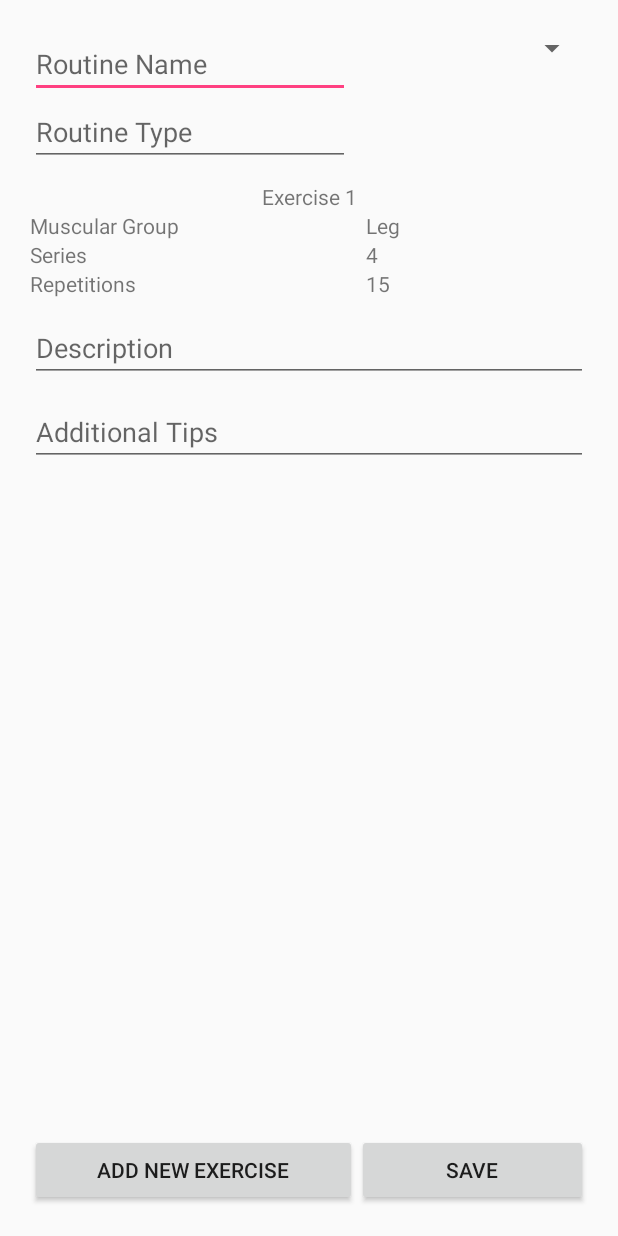
After one commit to fitnes-app/fitness-app-client, an Android app: the layout create_new_routine.xml on its own in the app's theme, with its tools: preview values and no code run, on a phone screen of 412 x 824 dp. The commit adds this screen. Run offline under Robolectric (Android 15) with nearby library versions, the phone set to English and light mode, and no system bars.

Commit message:
Added create_new_routine layout.

```diff
--- /dev/null
+++ b/fitnessapp-client/app/src/main/res/layout/create_new_routine.xml
@@ -0,0 +1,173 @@
+<?xml version="1.0" encoding="utf-8"?>
+<LinearLayout xmlns:android="http://schemas.android.com/apk/res/android"
+    xmlns:tools="http://schemas.android.com/tools"
+    android:layout_width="match_parent"
+    android:layout_height="match_parent"
+    android:layout_margin="20dp"
+    android:orientation="vertical">
+
+    <LinearLayout
+        android:layout_width="match_parent"
+        android:layout_height="wrap_content"
+        android:layout_marginBottom="5dp"
+        android:orientation="horizontal">
+
+        <LinearLayout
+            android:layout_width="wrap_content"
+            android:layout_height="wrap_content"
+            android:layout_marginRight="5dp"
+            android:orientation="vertical">
+
+            <EditText
+                android:id="@+id/editText"
+                android:layout_width="match_parent"
+                android:layout_height="wrap_content"
+                android:ems="10"
+                android:hint="@string/routineName"
+                android:inputType="textPersonName" />
+
+            <EditText
+                android:id="@+id/editText2"
+                android:layout_width="match_parent"
+                android:layout_height="wrap_content"
+                android:ems="10"
+                android:hint="@string/routineType"
+                android:inputType="textPersonName" />
+        </LinearLayout>
+
+        <Spinner
+            android:id="@+id/assignTo"
+            android:layout_width="match_parent"
+            android:layout_height="wrap_content"
+            android:layout_marginLeft="5dp"
+            android:layout_weight="1"
+            android:text="assignTo" />
+    </LinearLayout>
+
+    <LinearLayout
+        android:layout_width="match_parent"
+        android:layout_height="match_parent"
+        android:orientation="vertical">
+
+        <TableLayout
+            android:id="@+id/exercise_1"
+            android:layout_width="match_parent"
+            android:layout_height="wrap_content"
+            android:layout_marginTop="5dp"
+            android:layout_marginBottom="5dp">
+
+            <TableRow
+                android:layout_width="match_parent"
+                android:layout_height="match_parent">
+
+                <TextView
+                    android:id="@+id/textView8"
+                    android:layout_width="wrap_content"
+                    android:layout_height="wrap_content"
+                    android:layout_weight="1"
+                    android:text="Exercise 1"
+                    android:textAlignment="center" />
+            </TableRow>
+
+
+            <TableRow
+                android:layout_width="match_parent"
+                android:layout_height="match_parent">
+
+                <TextView
+                    android:id="@+id/textView20"
+                    android:layout_width="wrap_content"
+                    android:layout_height="wrap_content"
+                    android:layout_weight="1"
+                    android:text="@string/muscularGroup" />
+
+                <TextView
+                    android:id="@+id/textView10"
+                    android:layout_width="wrap_content"
+                    android:layout_height="wrap_content"
+                    android:layout_weight="1"
+                    android:text="Leg" />
+            </TableRow>
+
+            <TableRow
+                android:layout_width="match_parent"
+                android:layout_height="match_parent">
+
+                <TextView
+                    android:id="@+id/textView24"
+                    android:layout_width="wrap_content"
+                    android:layout_height="wrap_content"
+                    android:layout_weight="1"
+                    android:text="@string/series" />
+
+                <TextView
+                    android:id="@+id/textView22"
+                    android:layout_width="wrap_content"
+                    android:layout_height="wrap_content"
+                    android:layout_weight="1"
+                    android:text="4" />
+            </TableRow>
+
+            <TableRow
+                android:layout_width="match_parent"
+                android:layout_height="match_parent">
+
+                <TextView
+                    android:id="@+id/textView26"
+                    android:layout_width="wrap_content"
+                    android:layout_height="wrap_content"
+                    android:layout_weight="1"
+                    android:text="@string/repetitions" />
+
+                <TextView
+                    android:id="@+id/textView25"
+                    android:layout_width="wrap_content"
+                    android:layout_height="wrap_content"
+                    android:layout_weight="1"
+                    android:text="15" />
+            </TableRow>
+        </TableLayout>
+
+        <EditText
+            android:id="@+id/description_exercise_1"
+            android:layout_width="match_parent"
+            android:layout_height="wrap_content"
+            android:layout_marginTop="5dp"
+            android:layout_marginBottom="5dp"
+            android:ems="10"
+            android:inputType="textPersonName"
+            android:hint="@string/description" />
+
+        <EditText
+            android:id="@+id/additional_tips_exercise_1"
+            android:layout_width="match_parent"
+            android:layout_height="wrap_content"
+            android:layout_marginTop="5dp"
+            android:layout_marginBottom="5dp"
+            android:ems="10"
+            android:inputType="textPersonName"
+            android:hint="@string/additionalTips" />
+
+        <LinearLayout
+            android:layout_width="match_parent"
+            android:layout_height="match_parent"
+            android:layout_marginBottom="0dp"
+            android:gravity="bottom"
+            android:orientation="horizontal">
+
+            <Button
+                android:id="@+id/add_new_exercise"
+                android:layout_width="wrap_content"
+                android:layout_height="wrap_content"
+                android:layout_weight="1"
+                android:text="@string/addNewExercise" />
+
+            <Button
+                android:id="@+id/save"
+                android:layout_width="wrap_content"
+                android:layout_height="wrap_content"
+                android:layout_weight="1"
+                android:text="@string/save" />
+        </LinearLayout>
+    </LinearLayout>
+</LinearLayout>
--- a/fitnessapp-client/app/src/main/res/values/strings.xml
+++ b/fitnessapp-client/app/src/main/res/values/strings.xml
@@ -32,4 +32,13 @@
     <string name="users">Users</string>
     <string name="trainingType">Training Type</string>
     <string name="bodyType">Body Type</string>
+    <string name="routineName">Routine Name</string>
+    <string name="routineType">Routine Type</string>
+    <string name="description">Description</string>
+    <string name="additionalTips">Additional Tips</string>
+    <string name="muscularGroup">Muscular Group</string>
+    <string name="series">Series</string>
+    <string name="repetitions">Repetitions</string>
+    <string name="addNewExercise">Add New Exercise</string>
+    <string name="save">Save</string>
 </resources>
```
